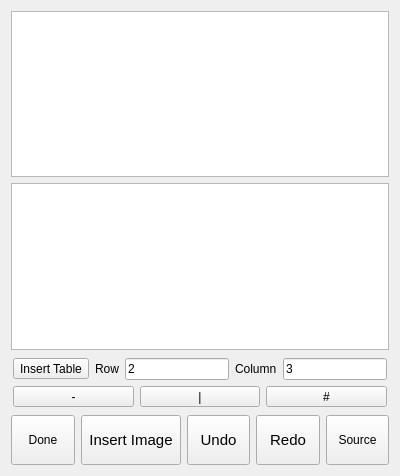
Qt form src/dlgMemos.ui (ic005k/Knot-Legacy) before a commit.
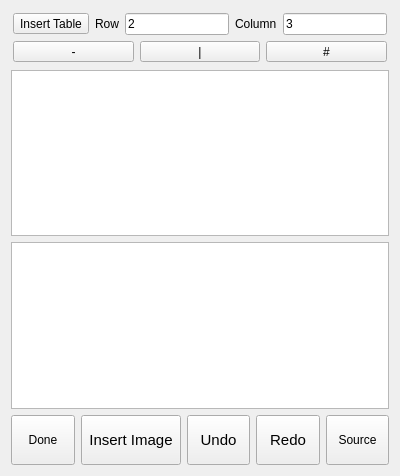
The same form after that commit. Icons and pictures are not drawn.

Commit message: Optimized memo

```diff
--- a/src/dlgMemos.ui
+++ b/src/dlgMemos.ui
@@ -14,12 +14,6 @@
    <string>Dialog</string>
   </property>
   <layout class="QVBoxLayout" name="verticalLayout_2">
-   <item>
-    <widget class="QTextEdit" name="textEdit"/>
-   </item>
-   <item>
-    <widget class="QTextEdit" name="editSource"/>
-   </item>
    <item>
     <widget class="QFrame" name="frameFun">
      <property name="minimumSize">
@@ -138,6 +132,12 @@
      </layout>
     </widget>
    </item>
+   <item>
+    <widget class="QTextEdit" name="textEdit"/>
+   </item>
+   <item>
+    <widget class="QTextEdit" name="editSource"/>
+   </item>
    <item>
     <layout class="QHBoxLayout" name="horizontalLayout_2">
      <item>
```
The commit also changes 1 other file.
